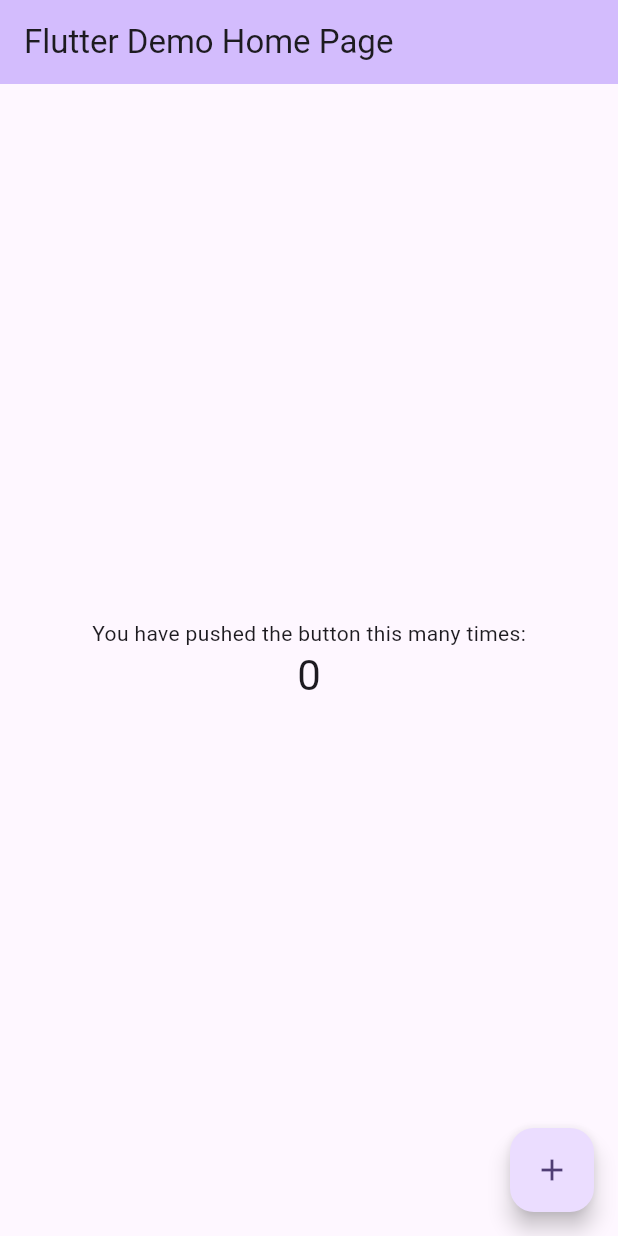
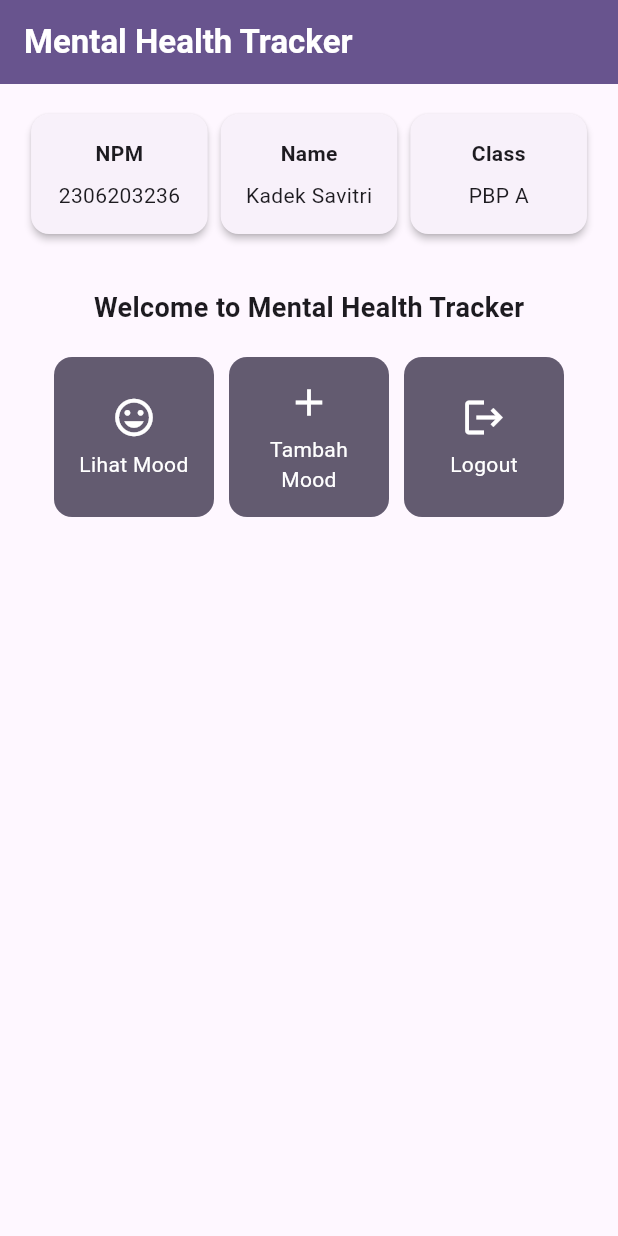
Before and after one commit to kadeksavitri/mental-health-tracker-mobile, a Flutter app: the screen it shows after launch, on a phone screen of 412 x 824 dp. Run offline on Flutter 3.47's test engine with Material 3 defaults, Android fonts, the phone set to English and light mode, and no system bars.

Commit message:
done tutorial 1

```diff
--- a/lib/main.dart
+++ b/lib/main.dart
@@ -1,4 +1,5 @@
 import 'package:flutter/material.dart';
+import 'package:mental_health_tracker/menu.dart';
 
 void main() {
   runApp(const MyApp());
@@ -31,95 +32,7 @@ class MyApp extends StatelessWidget {
         colorScheme: ColorScheme.fromSeed(seedColor: Colors.deepPurple),
         useMaterial3: true,
       ),
-      home: const MyHomePage(title: 'Flutter Demo Home Page'),
+      home: MyHomePage(),
     );
   }
 }
-
-class MyHomePage extends StatefulWidget {
-  const MyHomePage({super.key, required this.title});
-
-  // This widget is the home page of your application. It is stateful, meaning
-  // that it has a State object (defined below) that contains fields that affect
-  // how it looks.
-
-  // This class is the configuration for the state. It holds the values (in this
-  // case the title) provided by the parent (in this case the App widget) and
-  // used by the build method of the State. Fields in a Widget subclass are
-  // always marked "final".
-
-  final String title;
-
-  @override
-  State<MyHomePage> createState() => _MyHomePageState();
-}
-
-class _MyHomePageState extends State<MyHomePage> {
-  int _counter = 0;
-
-  void _incrementCounter() {
-    setState(() {
-      // This call to setState tells the Flutter framework that something has
-      // changed in this State, which causes it to rerun the build method below
-      // so that the display can reflect the updated values. If we changed
-      // _counter without calling setState(), then the build method would not be
-      // called again, and so nothing would appear to happen.
-      _counter++;
-    });
-  }
-
-  @override
-  Widget build(BuildContext context) {
-    // This method is rerun every time setState is called, for instance as done
-    // by the _incrementCounter method above.
-    //
-    // The Flutter framework has been optimized to make rerunning build methods
-    // fast, so that you can just rebuild anything that needs updating rather
-    // than having to individually change instances of widgets.
-    return Scaffold(
-      appBar: AppBar(
-        // TRY THIS: Try changing the color here to a specific color (to
-        // Colors.amber, perhaps?) and trigger a hot reload to see the AppBar
-        // change color while the other colors stay the same.
-        backgroundColor: Theme.of(context).colorScheme.inversePrimary,
-        // Here we take the value from the MyHomePage object that was created by
-        // the App.build method, and use it to set our appbar title.
-        title: Text(widget.title),
-      ),
-      body: Center(
-        // Center is a layout widget. It takes a single child and positions it
-        // in the middle of the parent.
-        child: Column(
-          // Column is also a layout widget. It takes a list of children and
-          // arranges them vertically. By default, it sizes itself to fit its
-          // children horizontally, and tries to be as tall as its parent.
-          //
-          // Column has various properties to control how it sizes itself and
-          // how it positions its children. Here we use mainAxisAlignment to
-          // center the children vertically; the main axis here is the vertical
-          // axis because Columns are vertical (the cross axis would be
-          // horizontal).
-          //
-          // TRY THIS: Invoke "debug painting" (choose the "Toggle Debug Paint"
-          // action in the IDE, or press "p" in the console), to see the
-          // wireframe for each widget.
-          mainAxisAlignment: MainAxisAlignment.center,
-          children: <Widget>[
-            const Text(
-              'You have pushed the button this many times:',
-            ),
-            Text(
-              '$_counter',
-              style: Theme.of(context).textTheme.headlineMedium,
-            ),
-          ],
-        ),
-      ),
-      floatingActionButton: FloatingActionButton(
-        onPressed: _incrementCounter,
-        tooltip: 'Increment',
-        child: const Icon(Icons.add),
-      ), // This trailing comma makes auto-formatting nicer for build methods.
-    );
-  }
-}
--- /dev/null
+++ b/lib/menu.dart
@@ -0,0 +1,188 @@
+import 'package:flutter/material.dart';
+
+class MyHomePage extends StatelessWidget {
+  MyHomePage({super.key});
+    final String npm = '2306203236'; // NPM
+    final String name = 'Kadek Savitri'; // Nama
+    final String className = 'PBP A'; // Kelas
+    // Kartu informasi yang menampilkan title dan content.
+
+    final List<ItemHomepage> items = [
+         ItemHomepage("Lihat Mood", Icons.mood),
+         ItemHomepage("Tambah Mood", Icons.add),
+         ItemHomepage("Logout", Icons.logout),
+    ];
+
+    @override
+  Widget build(BuildContext context) {
+    // Scaffold menyediakan struktur dasar halaman dengan AppBar dan body.
+    return Scaffold(
+      // AppBar adalah bagian atas halaman yang menampilkan judul.
+      appBar: AppBar(
+        // Judul aplikasi "Mental Health Tracker" dengan teks putih dan tebal.
+        title: const Text(
+          'Mental Health Tracker',
+          style: TextStyle(
+            color: Colors.white,
+            fontWeight: FontWeight.bold,
+          ),
+        ),
+        // Warna latar belakang AppBar diambil dari skema warna tema aplikasi.
+        backgroundColor: Theme.of(context).colorScheme.primary,
+      ),
+      // Body halaman dengan padding di sekelilingnya.
+      body: Padding(
+        padding: const EdgeInsets.all(16.0),
+        // Menyusun widget secara vertikal dalam sebuah kolom.
+        child: Column(
+          crossAxisAlignment: CrossAxisAlignment.center,
+          children: [
+            // Row untuk menampilkan 3 InfoCard secara horizontal.
+            Row(
+              mainAxisAlignment: MainAxisAlignment.spaceEvenly,
+              children: [
+                InfoCard(title: 'NPM', content: npm),
+                InfoCard(title: 'Name', content: name),
+                InfoCard(title: 'Class', content: className),
+              ],
+            ),
+
+            // Memberikan jarak vertikal 16 unit.
+            const SizedBox(height: 16.0),
+
+            // Menempatkan widget berikutnya di tengah halaman.
+            Center(
+              child: Column(
+                // Menyusun teks dan grid item secara vertikal.
+
+                children: [
+                  // Menampilkan teks sambutan dengan gaya tebal dan ukuran 18.
+                  const Padding(
+                    padding: EdgeInsets.only(top: 16.0),
+                    child: Text(
+                      'Welcome to Mental Health Tracker',
+                      style: TextStyle(
+                        fontWeight: FontWeight.bold,
+                        fontSize: 18.0,
+                      ),
+                    ),
+                  ),
+
+                  // Grid untuk menampilkan ItemCard dalam bentuk grid 3 kolom.
+                  GridView.count(
+                    primary: true,
+                    padding: const EdgeInsets.all(20),
+                    crossAxisSpacing: 10,
+                    mainAxisSpacing: 10,
+                    crossAxisCount: 3,
+                    // Agar grid menyesuaikan tinggi kontennya.
+                    shrinkWrap: true,
+
+                    // Menampilkan ItemCard untuk setiap item dalam list items.
+                    children: items.map((ItemHomepage item) {
+                      return ItemCard(item);
+                    }).toList(),
+                  ),
+                ],
+              ),
+            ),
+          ],
+        ),
+      ),
+    );
+  }
+}
+
+class InfoCard extends StatelessWidget {
+  // Kartu informasi yang menampilkan title dan content.
+
+  final String title;  // Judul kartu.
+  final String content;  // Isi kartu.
+
+  const InfoCard({super.key, required this.title, required this.content});
+
+  @override
+  Widget build(BuildContext context) {
+    return Card(
+      // Membuat kotak kartu dengan bayangan dibawahnya.
+      elevation: 2.0,
+      child: Container(
+        // Mengatur ukuran dan jarak di dalam kartu.
+        width: MediaQuery.of(context).size.width / 3.5, // menyesuaikan dengan lebar device yang digunakan.
+        padding: const EdgeInsets.all(16.0),
+        // Menyusun title dan content secara vertikal.
+        child: Column(
+          children: [
+            Text(
+              title,
+              style: const TextStyle(fontWeight: FontWeight.bold),
+            ),
+            const SizedBox(height: 8.0),
+            Text(content),
+          ],
+        ),
+      ),
+    );
+  }
+}
+
+class ItemHomepage {
+     final String name;
+     final IconData icon;
+
+     ItemHomepage(this.name, this.icon);
+}
+
+class ItemCard extends StatelessWidget {
+  // Menampilkan kartu dengan ikon dan nama.
+
+  final ItemHomepage item;
+
+  const ItemCard(this.item, {super.key});
+
+  @override
+  Widget build(BuildContext context) {
+    return Material(
+      // Menentukan warna latar belakang dari tema aplikasi.
+      color: Theme.of(context).colorScheme.secondary,
+      // Membuat sudut kartu melengkung.
+      borderRadius: BorderRadius.circular(12),
+
+      child: InkWell(
+        // Aksi ketika kartu ditekan.
+        onTap: () {
+          // Menampilkan pesan SnackBar saat kartu ditekan.
+          ScaffoldMessenger.of(context)
+            ..hideCurrentSnackBar()
+            ..showSnackBar(
+              SnackBar(content: Text("Kamu telah menekan tombol ${item.name}!"))
+            );
+        },
+        // Container untuk menyimpan Icon dan Text
+        child: Container(
+          padding: const EdgeInsets.all(8),
+          child: Center(
+            child: Column(
+              // Menyusun ikon dan teks di tengah kartu.
+              mainAxisAlignment: MainAxisAlignment.center,
+              children: [
+                Icon(
+                  item.icon,
+                  color: Colors.white,
+                  size: 30.0,
+                ),
+                const Padding(padding: EdgeInsets.all(3)),
+                Text(
+                  item.name,
+                  textAlign: TextAlign.center,
+                  style: const TextStyle(color: Colors.white),
+                ),
+              ],
+            ),
+          ),
+        ),
+      ),
+    );
+  }
+
+}
```
